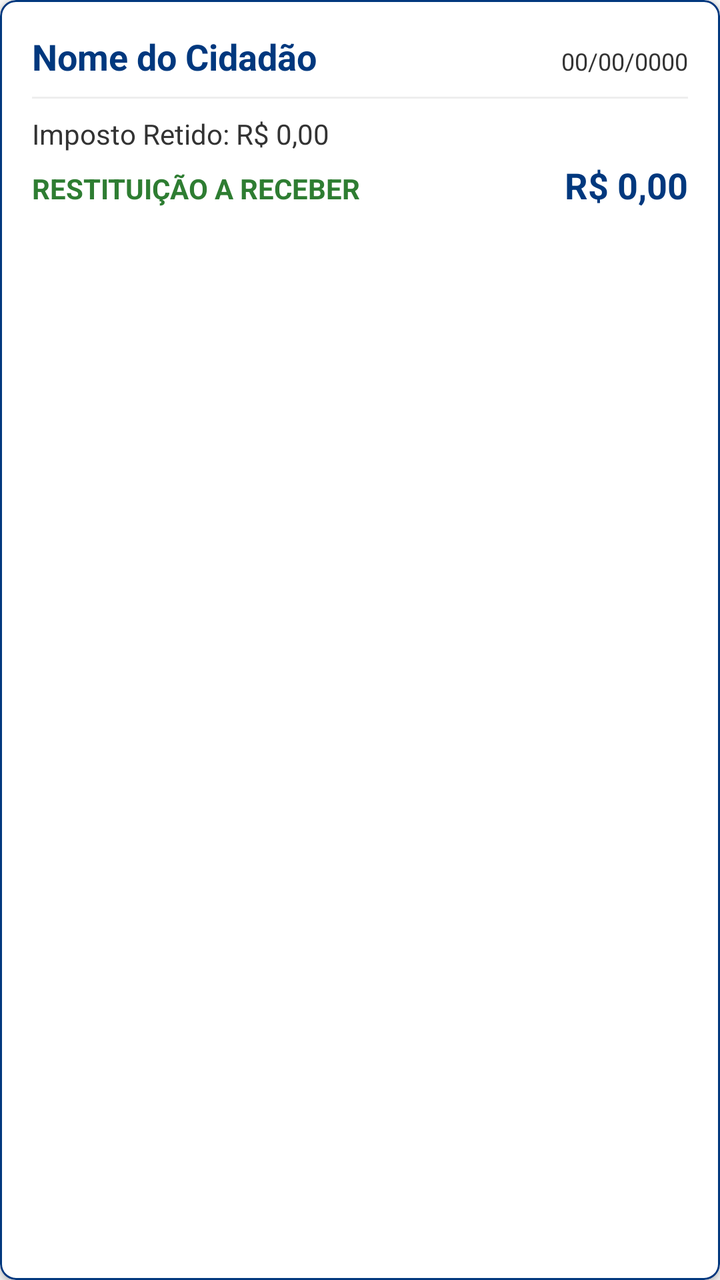
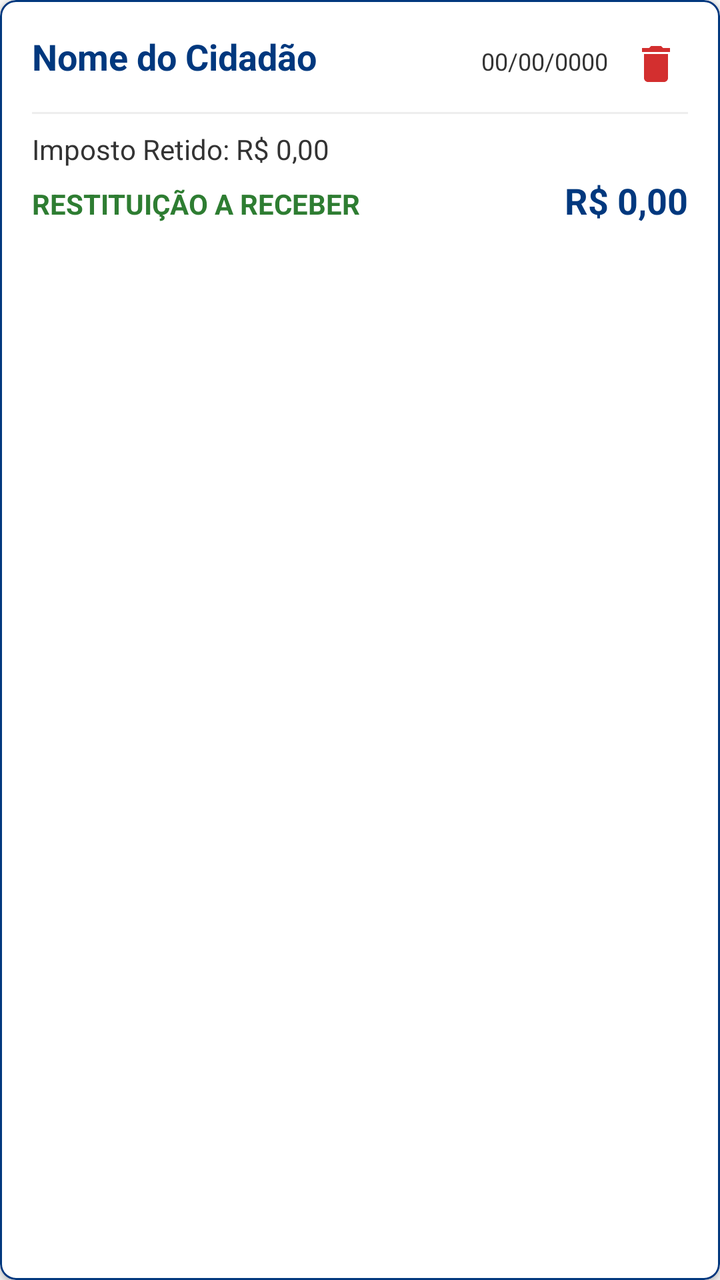

Before-and-after screenshots of an Android layout around one commit, followed by the original layout XML and the change that was made.
<!-- AndroidManifest.xml: application theme Theme.CalcGov -->
<!-- res/layout/item_historico.xml -->
<?xml version="1.0" encoding="utf-8"?>
<com.google.android.material.card.MaterialCardView xmlns:android="http://schemas.android.com/apk/res/android"
    xmlns:app="http://schemas.android.com/apk/res-auto"
    android:layout_width="match_parent"
    android:layout_height="wrap_content"
    android:layout_marginBottom="12dp"
    app:cardCornerRadius="8dp"
    app:cardElevation="2dp"
    app:strokeColor="@color/gov_blue"
    app:strokeWidth="1dp">

    <LinearLayout
        android:layout_width="match_parent"
        android:layout_height="wrap_content"
        android:orientation="vertical"
        android:padding="16dp">

        <LinearLayout
            android:layout_width="match_parent"
            android:layout_height="wrap_content"
            android:orientation="horizontal">

            <TextView
                android:id="@+id/textViewNomeHistorico"
                android:layout_width="0dp"
                android:layout_height="wrap_content"
                android:layout_weight="1"
                android:text="Nome do Cidadão"
                android:textColor="@color/gov_blue"
                android:textSize="18sp"
                android:textStyle="bold" />

            <TextView
                android:id="@+id/textViewDataHistorico"
                android:layout_width="wrap_content"
                android:layout_height="wrap_content"
                android:text="00/00/0000"
                android:textColor="@color/gov_text_gray"
                android:textSize="12sp" />
        </LinearLayout>

        <View
            android:layout_width="match_parent"
            android:layout_height="1dp"
            android:layout_marginVertical="8dp"
            android:background="#EEEEEE" />

        <TextView
            android:id="@+id/textViewIRRFHistorico"
            android:layout_width="wrap_content"
            android:layout_height="wrap_content"
            android:text="Imposto Retido: R$ 0,00"
            android:textColor="@color/gov_text_gray"
            android:textSize="14sp" />

        <LinearLayout
            android:layout_width="match_parent"
            android:layout_height="wrap_content"
            android:layout_marginTop="4dp"
            android:orientation="horizontal">

            <TextView
                android:id="@+id/textViewStatusHistorico"
                android:layout_width="0dp"
                android:layout_height="wrap_content"
                android:layout_weight="1"
                android:text="RESTITUIÇÃO A RECEBER"
                android:textColor="#2E7D32"
                android:textSize="14sp"
                android:textStyle="bold" />

            <TextView
                android:id="@+id/textViewValorHistorico"
                android:layout_width="wrap_content"
                android:layout_height="wrap_content"
                android:text="R$ 0,00"
                android:textColor="@color/gov_blue"
                android:textSize="18sp"
                android:textStyle="bold" />
        </LinearLayout>

    </LinearLayout>
</com.google.android.material.card.MaterialCardView>
<!-- resources referenced by this layout -->
<resources>
  <color name="gov_blue">#00387E</color>
  <color name="gov_text_gray">#333333</color>
  <style name="Theme.CalcGov" parent="Base.Theme.CalcGov" />
  <style name="Base.Theme.CalcGov" parent="Theme.MaterialComponents.DayNight.NoActionBar">
          
          <item name="colorPrimary">@color/gov_blue</item>
          <item name="colorPrimaryVariant">@color/gov_blue_darker</item>
          <item name="colorOnPrimary">@color/white</item>
          
          <item name="colorSecondary">@color/gov_gold</item>
          <item name="colorSecondaryVariant">@color/gov_gold</item>
          <item name="colorOnSecondary">@color/black</item>
          
          <item name="android:statusBarColor">@color/gov_blue</item>
          
          <item name="android:windowBackground">@color/gov_gray_light</item>
      </style>
  <color name="gov_blue_darker">#002147</color>
  <color name="white">#FFFFFFFF</color>
  <color name="gov_gold">#FFCC00</color>
  <color name="black">#FF000000</color>
  <color name="gov_gray_light">#F8F8F8</color>
</resources>

<!-- the commit's change to res/layout/item_historico.xml (unified diff, before → after) -->
@@ -15,29 +15,45 @@
         android:orientation="vertical"
         android:padding="16dp">
 
-        <LinearLayout
+        <RelativeLayout
             android:layout_width="match_parent"
-            android:layout_height="wrap_content"
-            android:orientation="horizontal">
+            android:layout_height="wrap_content">
 
-            <TextView
-                android:id="@+id/textViewNomeHistorico"
-                android:layout_width="0dp"
+            <LinearLayout
+                android:layout_width="match_parent"
                 android:layout_height="wrap_content"
-                android:layout_weight="1"
-                android:text="Nome do Cidadão"
-                android:textColor="@color/gov_blue"
-                android:textSize="18sp"
-                android:textStyle="bold" />
+                android:layout_toStartOf="@id/btnDeleteHistorico"
+                android:orientation="horizontal">
 
-            <TextView
-                android:id="@+id/textViewDataHistorico"
-                android:layout_width="wrap_content"
-                android:layout_height="wrap_content"
-                android:text="00/00/0000"
-                android:textColor="@color/gov_text_gray"
-                android:textSize="12sp" />
-        </LinearLayout>
+                <TextView
+                    android:id="@+id/textViewNomeHistorico"
+                    android:layout_width="0dp"
+                    android:layout_height="wrap_content"
+                    android:layout_weight="1"
+                    android:text="Nome do Cidadão"
+                    android:textColor="@color/gov_blue"
+                    android:textSize="18sp"
+                    android:textStyle="bold" />
+
+                <TextView
+                    android:id="@+id/textViewDataHistorico"
+                    android:layout_width="wrap_content"
+                    android:layout_height="wrap_content"
+                    android:layout_marginEnd="8dp"
+                    android:text="00/00/0000"
+                    android:textColor="@color/gov_text_gray"
+                    android:textSize="12sp" />
+            </LinearLayout>
+
+            <ImageButton
+                android:id="@+id/btnDeleteHistorico"
+                android:layout_width="32dp"
+                android:layout_height="32dp"
+                android:layout_alignParentEnd="true"
+                android:background="?attr/selectableItemBackgroundBorderless"
+                android:src="@drawable/ic_delete"
+                android:contentDescription="Excluir" />
+        </RelativeLayout>
 
         <View
             android:layout_width="match_parent"
<!-- resource entries referenced after the edit -->
@@ -2,6 +2,16 @@
 <resources>
   <color name="gov_blue">#00387E</color>
   <color name="gov_text_gray">#333333</color>
+  <!-- drawable ic_delete (drawable) -->
+  <vector xmlns:android="http://schemas.android.com/apk/res/android"
+      android:width="24dp"
+      android:height="24dp"
+      android:viewportWidth="24"
+      android:viewportHeight="24">
+      <path
+          android:fillColor="#D32F2F"
+          android:pathData="M6,19c0,1.1 0.9,2 2,2h8c1.1,0 2,-0.9 2,-2V7H6v12zM19,4h-3.5l-1,-1h-5l-1,1H5v2h14V4z" />
+  </vector>
   <style name="Theme.CalcGov" parent="Base.Theme.CalcGov" />
   <style name="Base.Theme.CalcGov" parent="Theme.MaterialComponents.DayNight.NoActionBar">
           
